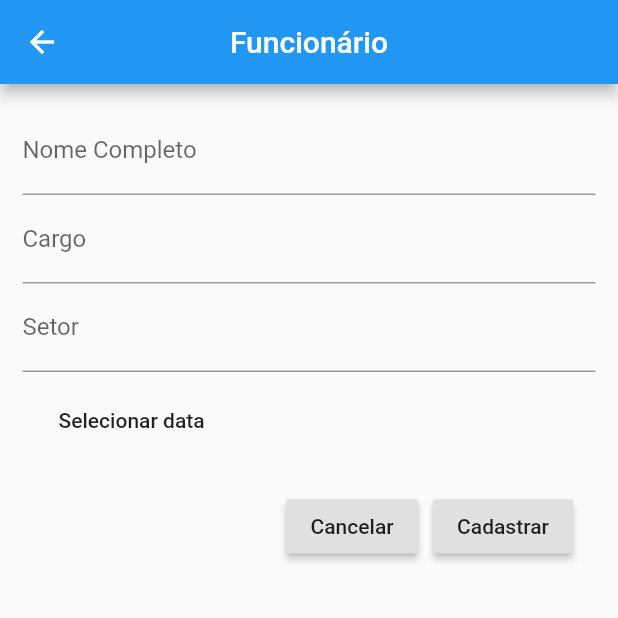
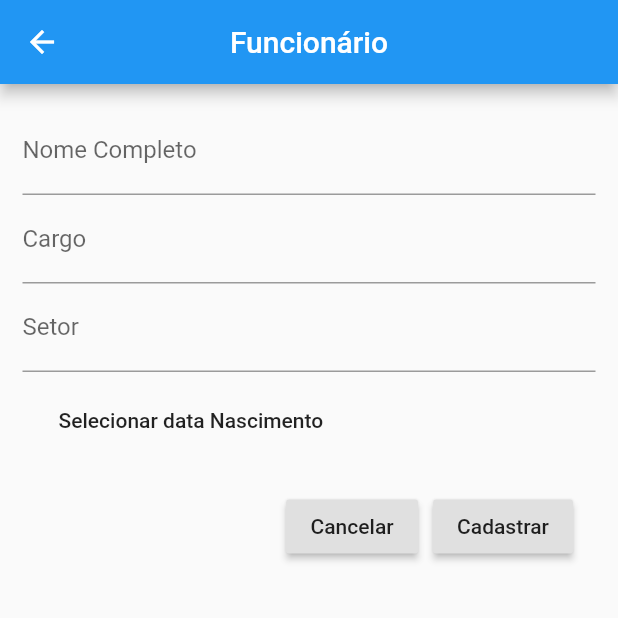
Before and after one commit to juniorsafera/BeabaProdutos-Teste-de-conhecimento-vaga-FLUTTER, a Flutter app: the FormCadastro screen opened directly, on a phone screen of 412 x 824 dp, the top half of it. Run offline on Flutter 3.47's test engine with Material 2 defaults, Android fonts, the phone set to English and light mode, and no system bars.

Commit message:
Update form_cadastro.dart

```diff
--- a/beaba_produtos_teste_conhecimento_flutter/lib/components/form_cadastro.dart
+++ b/beaba_produtos_teste_conhecimento_flutter/lib/components/form_cadastro.dart
@@ -89,7 +89,7 @@ class _FormCadastroState extends State<FormCadastro> {
                       onPressed: () {
                         _abrirCalendario();
                       },
-                      child: Text('Selecionar data'),
+                      child: Text('Selecionar data Nascimento'),
                     ),
                     SizedBox(
                       width: 5,
```
